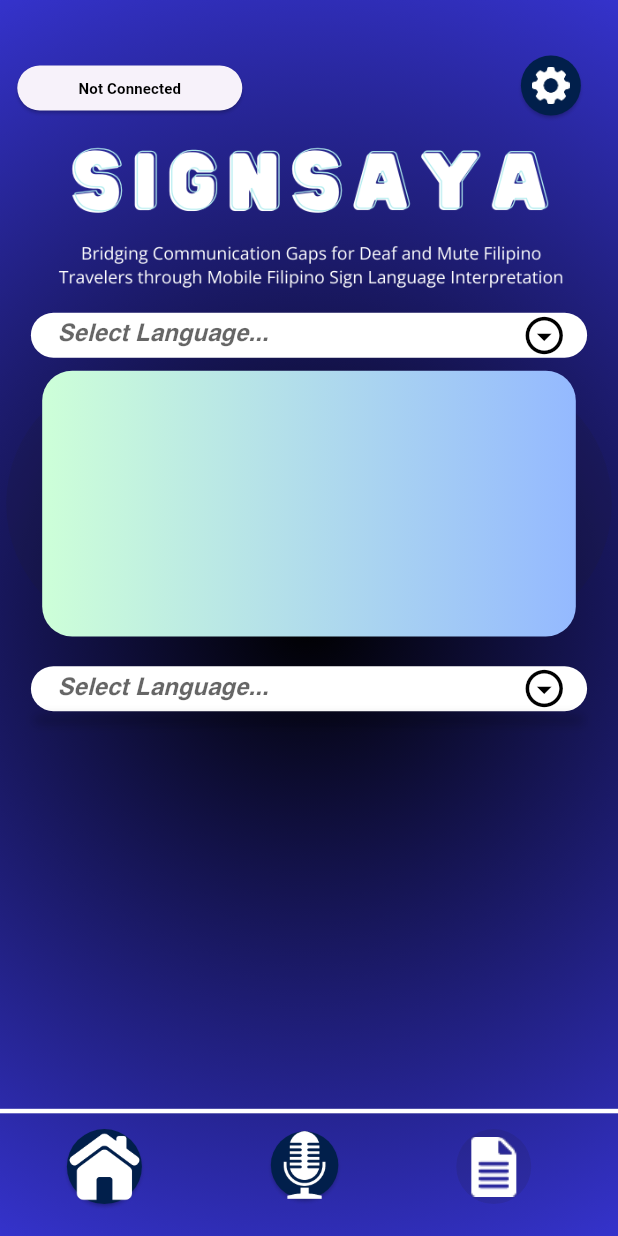
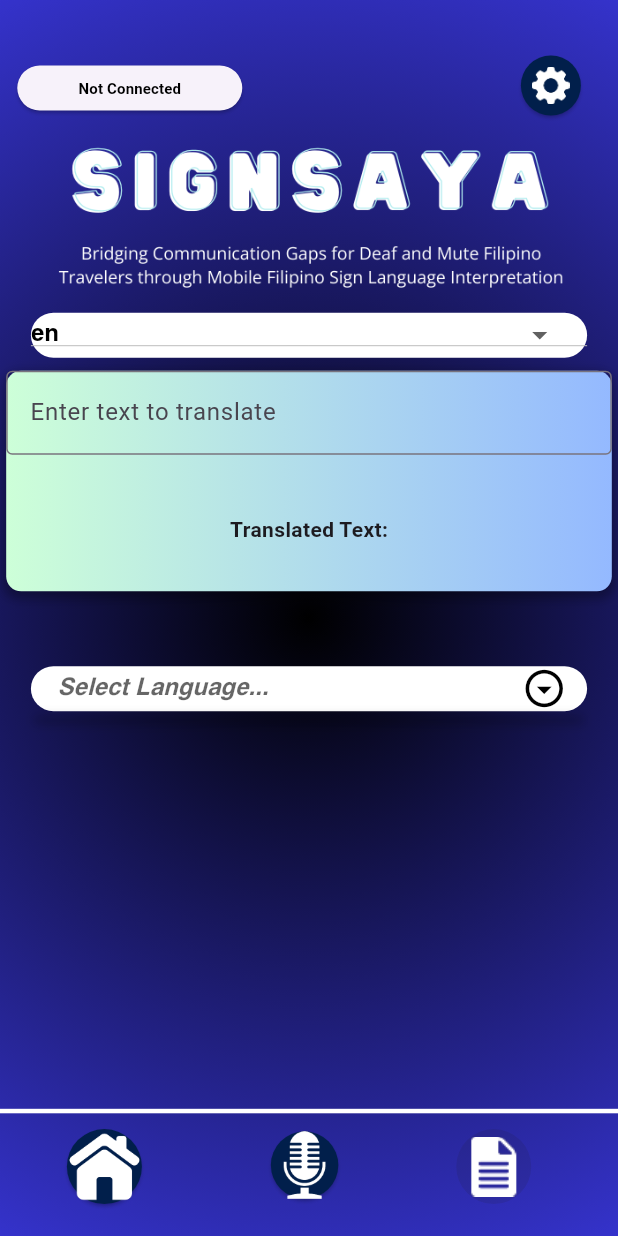
Before and after one commit to nehemMagat/SS-oneDevice, a Flutter app: the TranslationPage screen opened directly, on a phone screen of 412 x 824 dp. Run offline on Flutter 3.47's test engine with Material 3 defaults, Android fonts, the phone set to English and light mode, and no system bars; our stand-ins replace flutter_blue_plus, permission_handler, speech_to_text; missing offline and left inert: translator; Roboto replaces fonts that are missing (Intro Rust).

Commit message:
SignSaya with STT and Translation; UI not yet finnished

```diff
--- a/software/SignSaya/signsaya/lib/main.dart
+++ b/software/SignSaya/signsaya/lib/main.dart
@@ -1,9 +1,27 @@
 import 'package:SignSaya/pages/information_page.dart';
 import 'package:flutter/material.dart';
 import 'pages/translation_page.dart';
+import 'package:permission_handler/permission_handler.dart';
 
-void main() {
+void main() async {
+  WidgetsFlutterBinding.ensureInitialized();
+
+  // Initialize permission handler
+  await _initPermissions();
+
   runApp(const MyApp());
+}
+
+// Initialize permissions
+Future<void> _initPermissions() async {
+  // Request microphone permission
+  var status = await Permission.microphone.request();
+  if (status.isGranted) {
+    print("Microphone permission granted");
+  } else {
+    print("Microphone permission denied");
+    // Handle permission denied
+  }
 }
 
 class MyApp extends StatelessWidget {
@@ -87,7 +105,7 @@ class MyHomePage extends StatelessWidget {
                     ),
                   ),
                   child: const Text(
-                    'Get TITE',
+                    'MATATAPOS NATIN ITO!',
                     style: TextStyle(
                       fontFamily: 'Intro Rust',
                       fontWeight: FontWeight.bold,
--- a/software/SignSaya/signsaya/lib/pages/translation_page.dart
+++ b/software/SignSaya/signsaya/lib/pages/translation_page.dart
@@ -3,6 +3,8 @@ import 'package:speech_to_text/speech_recognition_result.dart';
 import 'package:speech_to_text/speech_to_text.dart';
 import 'bluetooth_connection.dart';
 import 'gloves_calibration.dart';
+
+import 'package:translator/translator.dart';
 
 class TranslationPage extends StatefulWidget {
   const TranslationPage({Key? key}) : super(key: key);
@@ -12,9 +14,24 @@ class TranslationPage extends StatefulWidget {
 }
 
 class _TranslationPageState extends State<TranslationPage> {
-  String? selectedLanguage;
-  SpeechToText _speechToText = SpeechToText();
-  TextEditingController _speechController = TextEditingController();
+  String? selectedLanguage; // pang stt
+  SpeechToText _speechToText = SpeechToText(); // pang stt
+  TextEditingController _speechController = TextEditingController(); // pang stt
+
+  // pang translation BEGINS here
+  final translator = GoogleTranslator();
+  String translatedText = "";
+  String desiredLang = "en";
+
+  // pang translation ENDS here
+
+  void translateText(String input, String toLanguage) {
+    translator.translate(input, to: toLanguage).then((result) {
+      setState(() {
+        translatedText = result.text; // Accessing text property
+      });
+    });
+  }
 
   bool _isContainerVisible = false;
 
@@ -27,9 +44,10 @@ class _TranslationPageState extends State<TranslationPage> {
   @override
   void initState() {
     super.initState();
-    _initSpeech();
+    _initSpeech(); // pang stt
   }
 
+  // stt functions BEGINS here
   void _initSpeech() async {
     _speechToText.initialize(onError: (error) => print('Error: $error'));
   }
@@ -47,6 +65,8 @@ class _TranslationPageState extends State<TranslationPage> {
       _speechController.text = result.recognizedWords;
     });
   }
+
+  // stt functions ENDS here
 
   @override
   Widget build(BuildContext context) {
@@ -195,6 +215,7 @@ class _TranslationPageState extends State<TranslationPage> {
               ),
             ),
           ),
+
           // UNANG TRANSLATION
           Positioned(
             top: dropdownContainerTop,
@@ -221,39 +242,24 @@ class _TranslationPageState extends State<TranslationPage> {
                   color: Colors.black,
                   fontSize: 16,
                 ),
-                icon: const Icon(
-                  Icons.arrow_drop_down_circle_outlined,
-                  color: Colors.black,
-                ),
-                iconSize: 30,
-                elevation: 16,
-                underline: const SizedBox(),
-                borderRadius: BorderRadius.circular(10),
-                items: const [
-                  DropdownMenuItem(
-                    value: 'English',
-                    child: Text('   English'),
-                  ),
-                  DropdownMenuItem(
-                    value: 'Filipino',
-                    child: Text('   Filipino'),
-                  ),
-                  DropdownMenuItem(
-                    value: 'Korean',
-                    child: Text('   Korean'),
-                  ),
-                  DropdownMenuItem(
-                    value: 'Japanese',
-                    child: Text('   Japanese'),
-                  ),
-                ],
-                onChanged: (String? value) {
-                  print('Selected language: $value');
+                value: desiredLang,
+                onChanged: (String? newValue) {
+                  // Change the parameter type to String?
+                  if (newValue != null) {
+                    // Check if newValue is not null
                     setState(() {
-                    selectedLanguage = value;
+                      desiredLang = newValue;
+                      translateText("", desiredLang); // Clear translated text
                     });
+                  }
                 },
-                value: selectedLanguage,
+                items: <String>['en', 'fil', 'ja', 'zh-cn']
+                    .map<DropdownMenuItem<String>>((String value) {
+                  return DropdownMenuItem<String>(
+                    value: value,
+                    child: Text(value),
+                  );
+                }).toList(),
               ),
             ),
           ),
@@ -263,13 +269,8 @@ class _TranslationPageState extends State<TranslationPage> {
             top: gradientContainerTop,
             left: screenSize.width * 0.01,
             right: screenSize.width * 0.01,
-            child: ElevatedButton(
-              onPressed: null,
             child: Container(
-                width: screenSize.width * 0.9,
-                height: screenSize.height * 0.215,
               decoration: BoxDecoration(
-                  borderRadius: BorderRadius.circular(20),
                 gradient: const LinearGradient(
                   begin: Alignment.centerLeft,
                   end: Alignment.centerRight,
@@ -278,10 +279,65 @@ class _TranslationPageState extends State<TranslationPage> {
                     Color(0xFF94B9FF),
                   ],
                 ),
+                borderRadius: BorderRadius.circular(10),
+                boxShadow: [
+                  BoxShadow(
+                    color: Colors.black.withOpacity(0.3),
+                    spreadRadius: 2,
+                    blurRadius: 5,
+                    offset: const Offset(0, 3),
+                  ),
+                ],
+              ),
+              child: Column(
+                mainAxisAlignment: MainAxisAlignment.center,
+                children: <Widget>[
+                  TextField(
+                    decoration: const InputDecoration(
+                      hintText: 'Enter text to translate',
+                      border: OutlineInputBorder(),
+                    ),
+                    onChanged: (text) {
+                      translateText(text, desiredLang);
+                    },
+                  ),
+                  const SizedBox(height: 20),
+                  // DropdownButton<String>(
+                  //   value: desiredLang,
+                  //   onChanged: (String? newValue) {
+                  //     // Change the parameter type to String?
+                  //     if (newValue != null) {
+                  //       // Check if newValue is not null
+                  //       setState(() {
+                  //         desiredLang = newValue;
+                  //         translateText(
+                  //             "", desiredLang); // Clear translated text
+                  //       });
+                  //     }
+                  //   },
+                  //   items: <String>['en', 'fil', 'ja', 'zh-cn']
+                  //       .map<DropdownMenuItem<String>>((String value) {
+                  //     return DropdownMenuItem<String>(
+                  //       value: value,
+                  //       child: Text(value),
+                  //     );
+                  //   }).toList(),
+                  // ),
+                  const SizedBox(height: 20),
+                  const Text(
+                    'Translated Text:',
+                    style: TextStyle(fontWeight: FontWeight.bold),
+                  ),
+                  const SizedBox(height: 10),
+                  Text(
+                    translatedText,
+                    textAlign: TextAlign.center,
+                  ),
+                ],
               ),
             ),
           ),
-          ),
+
           // Translation Image
           Positioned(
             top: translationImageTop * 1.05,
@@ -379,7 +435,16 @@ class _TranslationPageState extends State<TranslationPage> {
                     controller: _speechController,
                     decoration: InputDecoration(
                       hintText: 'Tap the Microphone to Start Speech to Text',
-                      contentPadding: const EdgeInsets.all(10.0),
+                      hintStyle: const TextStyle(
+                        color: Color.fromARGB(
+                            255, 0, 0, 0), // Change the color of the hint text
+                        fontSize: 16, // Change the font size of the hint text
+                        fontStyle: FontStyle
+                            .italic, // Apply italic style to the hint text
+                        fontWeight: FontWeight
+                            .w300, // Adjust the font weight of the hint text
+                      ),
+                      contentPadding: const EdgeInsets.all(20.0),
                       border: InputBorder.none,
                       // border: OutlineInputBorder(
                       //   borderRadius: BorderRadius.circular(10.0),
--- a/software/SignSaya/signsaya/pubspec.yaml
+++ b/software/SignSaya/signsaya/pubspec.yaml
@@ -30,12 +30,13 @@ environment:
 dependencies:
   flutter:
     sdk: flutter
+  permission_handler: ^10.0.0
   flutter_blue_plus:
   scoped_model: ^2.0.0
   speech_to_text: ^6.1.1
-  # The following adds the Cupertino Icons font to your application.
-  # Use with the CupertinoIcons class for iOS style icons.
   cupertino_icons: ^1.0.2
+  translator: ^1.0.0
+
 
 dev_dependencies:
   flutter_test:
```
Also changed, not shown: software/SignSaya/signsaya/pubspec.lock, 2 other files. Lines whose indentation alone changed are shown as unchanged.
